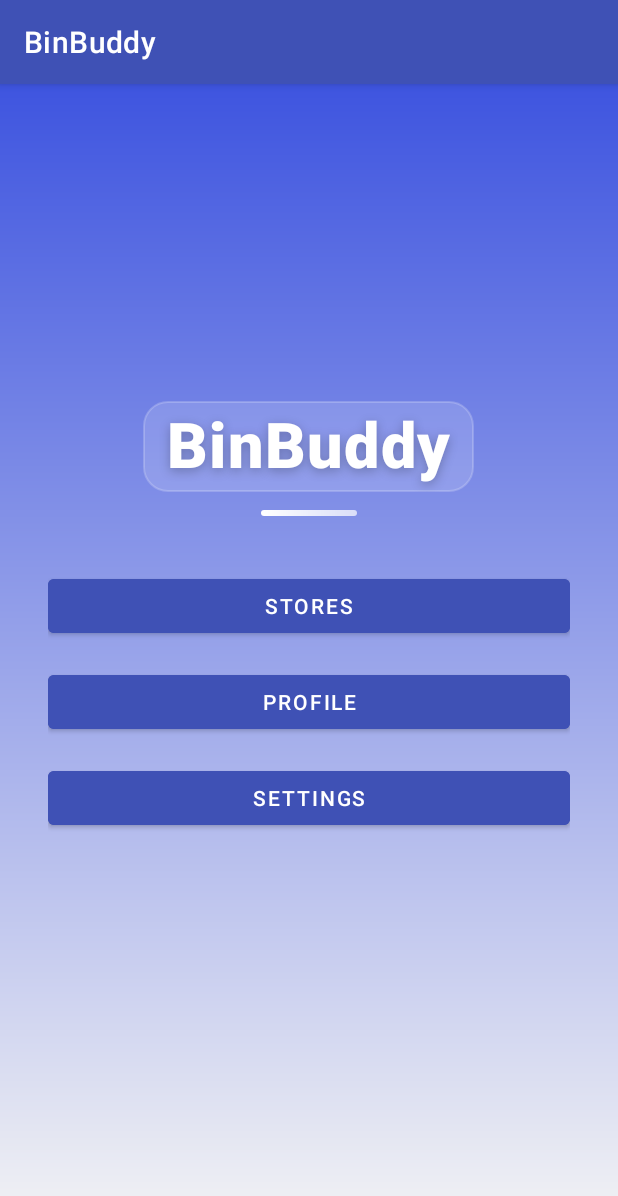
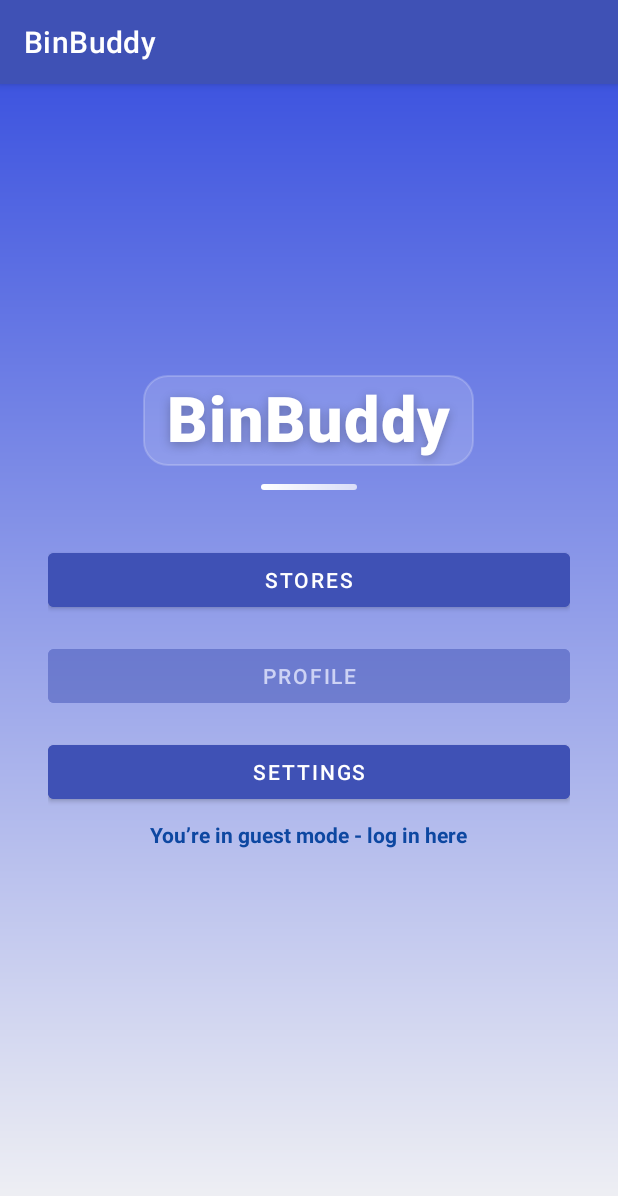
Before and after one commit to Elly08903/BinBuddy, an Android app: the MainActivity screen opened directly, with no data from a screen before it, on a phone screen of 412 x 824 dp. Shown: the top 1196 px of the screen. Run offline under Robolectric (Android 15) with nearby library versions, the phone set to English and light mode, and no system bars; our stand-ins replace Room's generated code.

Commit message:
FEAT: add guest log-in prompt and visibility handling

```diff
--- a/app/src/main/java/com/example/binbuddy/MainActivity.kt
+++ b/app/src/main/java/com/example/binbuddy/MainActivity.kt
@@ -2,9 +2,11 @@ package com.example.binbuddy
 
 import android.content.Intent
 import android.os.Bundle
+import android.util.Log
 import android.view.View
-import android.util.Log
 import android.widget.Button
+import android.widget.TextView
+import android.widget.Toast
 import androidx.appcompat.app.AppCompatActivity
 import androidx.core.view.WindowCompat
 import androidx.lifecycle.lifecycleScope
@@ -28,6 +30,7 @@ class MainActivity : AppCompatActivity() {
             finish()
             return
         }
+
 
         WindowCompat.setDecorFitsSystemWindows(window, false)
         window.decorView.setOnApplyWindowInsetsListener { view, insets ->
@@ -84,8 +87,32 @@ class MainActivity : AppCompatActivity() {
         findViewById<Button>(R.id.storesButton).setOnClickListener {
             startActivity(Intent(this, StoreActivity::class.java))
         }
-        findViewById<Button>(R.id.profileButton).setOnClickListener {
+        val session = SessionManager(this)
+        val profileBtn = findViewById<Button>(R.id.profileButton)
+
+        // Link-style TextView
+        findViewById<TextView?>(R.id.tvLoginPrompt)?.let { tv ->
+            tv.visibility = if (session.isGuest()) View.VISIBLE else View.GONE
+            tv.setOnClickListener {
+                startActivity(Intent(this, LoginActivity::class.java).apply {
+//                    addFlags(Intent.FLAG_ACTIVITY_CLEAR_TOP or Intent.FLAG_ACTIVITY_NEW_TASK)
+                })
+                finish()
+            }
+        }
+        profileBtn.setOnClickListener {
+            if (session.isGuest()) {
+                Toast.makeText(this, "Profile is unavailable for guest accounts.", Toast.LENGTH_SHORT).show()
+                startActivity(Intent(this, LoginActivity::class.java))
+                return@setOnClickListener
+            }
             startActivity(Intent(this, ProfileActivity::class.java))
+        }
+
+        // disable the button for guests
+        if (session.isGuest()) {
+            profileBtn.isEnabled = false
+            profileBtn.alpha = 0.5f
         }
         findViewById<Button>(R.id.settingsButton).setOnClickListener {
             startActivity(Intent(this, SettingsActivity::class.java))
--- a/app/src/main/res/layout/activity_main.xml
+++ b/app/src/main/res/layout/activity_main.xml
@@ -67,4 +67,17 @@
         android:text="Settings"
         android:textColor="#FFFFFF" />
 
+    <TextView
+        android:id="@+id/tvLoginPrompt"
+        android:layout_width="wrap_content"
+        android:layout_height="wrap_content"
+        android:text="You’re in guest mode - log in here"
+        android:textColor="#0D47A1"
+        android:textStyle="bold"
+        android:padding="8dp"
+        android:clickable="true"
+        android:foreground="?attr/selectableItemBackgroundBorderless"
+        android:visibility="gone"/>
+
+
 </LinearLayout>
```
